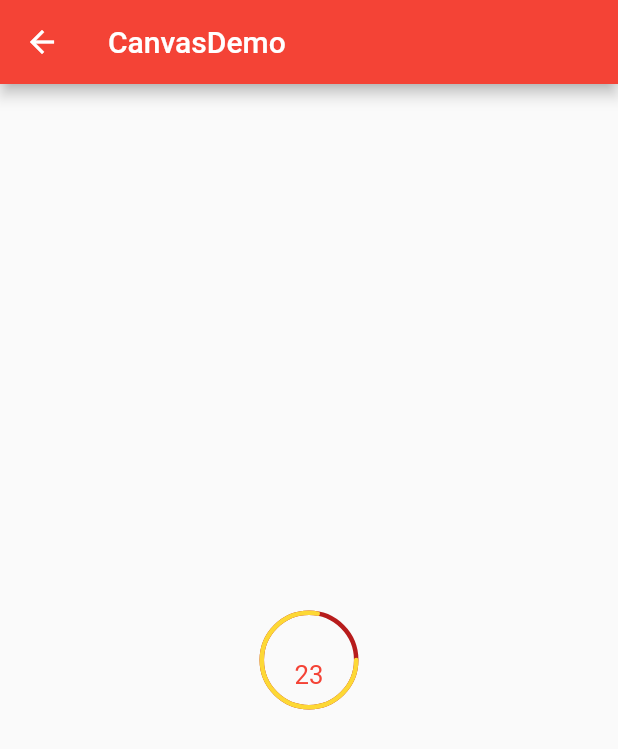
After one commit to DIVINER-onlys/flutterBlog, a Flutter app: the screen it shows after launch, after a tap on "CanvasDemo", on a phone screen of 412 x 824 dp. The commit adds this screen. Shown: the top 749 px of the screen. Run offline on Flutter 3.47's test engine with Material 2 defaults, Android fonts, the phone set to English and light mode, and no system bars; our stand-ins replace camera, flutter_screenutil.

Commit message:
feat: canvas初稿

```diff
--- /dev/null
+++ b/lib/component/canvas/CircleProgressBar.dart
@@ -0,0 +1,163 @@
+import 'package:flutter/material.dart';
+import 'package:flutter_screenutil/flutter_screenutil.dart';
+
+/// ------------------------------
+/// ┌─┐┬ ┬ ┬┌─┐┬ ┬
+/// ├┤ │ └┬┘│ ││ │
+/// └  ┴─┘┴ └─┘└─┘
+/// Author       : fzl flyou
+/// Date         : 2018/10/12 0012
+/// ProjectName  : test1
+/// Description  :
+/// Version      : V1.0
+/// ------------------------------
+
+class CircleProgressBar extends StatefulWidget {
+  final GlobalKey<CircleProgressBarState> comboProgressKey;
+  final Color backgroundColor; // 背景颜色
+  final Color foreColor; // 前景颜色
+  final int duration; // 持续时间
+  final double size; // 画布大小
+  final double strokeWidth; // 画笔大小
+  final double startNumber;
+  final double maxNumber;
+  final TextStyle textStyle;
+
+  CircleProgressBar(
+    this.size, {
+    this.comboProgressKey,
+    this.backgroundColor = Colors.grey,
+    this.foreColor = Colors.blueAccent,
+    this.duration = 3000,
+    this.strokeWidth = 3,
+    this.textStyle,
+    this.startNumber = 0,
+    this.maxNumber = 100,
+  }) : super(key: comboProgressKey);
+
+  @override
+  State<StatefulWidget> createState() {
+    return CircleProgressBarState();
+  }
+}
+
+class CircleProgressBarState extends State<CircleProgressBar>
+    with SingleTickerProviderStateMixin {
+  Animation<double> _doubleAnimation;
+  AnimationController _animationController;
+  CurvedAnimation curve;
+
+  @override
+  void initState() {
+    super.initState();
+    _animationController = AnimationController(
+        vsync: this, duration: Duration(milliseconds: widget.duration));
+
+    curve =
+        CurvedAnimation(parent: _animationController, curve: Curves.linear);
+    _doubleAnimation =
+        Tween(begin: widget.maxNumber.toDouble(), end: 0.0).animate(curve);
+
+    _animationController.addListener(() {
+      setState(() {});
+    });
+    onAnimationStart();
+  }
+
+  @override
+  void reassemble() {
+    super.reassemble();
+    onAnimationStart();
+  }
+
+  onAnimationStart() {
+    _animationController.reset();
+    _animationController.forward(from: widget.startNumber);
+  }
+
+  @override
+  void dispose() {
+    _animationController.dispose();
+    super.dispose();
+  }
+
+  @override
+  Widget build(BuildContext context) {
+    var percent = (_doubleAnimation.value / widget.maxNumber * 100).round();
+//    print('percent --> $percent');
+    return Container(
+        width: widget.size,
+        height: widget.size,
+        child: CustomPaint(
+          painter: CircleProgressBarPainter(
+              widget.backgroundColor,
+              widget.foreColor,
+              widget.startNumber / widget.maxNumber * 360,
+              _doubleAnimation.value / widget.maxNumber * 360,
+              percent * 360,
+              widget.strokeWidth),
+          size: Size(widget.size, widget.size),
+          child: Center(
+              child: Column(
+            mainAxisAlignment: MainAxisAlignment.end,
+            children: <Widget>[
+              Container(
+                padding: EdgeInsets.only(bottom: ScreenUtil().setWidth(20)),
+                child: Text((percent * 30 / 100).round().toString(),
+                    style: widget.textStyle == null
+                        ? TextStyle(
+                            color: Colors.red,
+                            fontSize: ScreenUtil().setSp(30))
+                        : widget.textStyle),
+              ),
+            ],
+          )),
+        ));
+  }
+}
+
+class CircleProgressBarPainter extends CustomPainter {
+  var _paintBckGround;
+  var _paintFore;
+
+  final _strokeWidth;
+  final _backgroundColor;
+  final _foreColor;
+  final _startAngle;
+  final _sweepAngle;
+  final _endAngle;
+
+  CircleProgressBarPainter(this._backgroundColor, this._foreColor,
+      this._startAngle, this._sweepAngle, this._endAngle, this._strokeWidth) {
+    _paintBckGround = Paint()
+      ..color = _backgroundColor
+      ..isAntiAlias = true
+      ..strokeCap = StrokeCap.round
+      ..strokeWidth = _strokeWidth
+      ..style = PaintingStyle.stroke;
+
+    _paintFore = Paint()
+      ..color = _foreColor
+      ..isAntiAlias = true
+      ..strokeWidth = _strokeWidth
+      ..strokeCap = StrokeCap.round
+      ..style = PaintingStyle.stroke;
+  }
+
+  @override
+  void paint(Canvas canvas, Size size) {
+    var radius = size.width > size.height ? size.width / 2 : size.height / 2;
+    Rect rect = Rect.fromCircle(center: Offset(radius, radius), radius: radius);
+
+    print(rect);
+    canvas.drawCircle(Offset(radius, radius), radius, _paintBckGround);
+    canvas.drawArc(rect, _startAngle / 180 * 3.14, _sweepAngle / 180 * 3.14,
+        false, _paintFore);
+  }
+
+  @override
+  bool shouldRepaint(CustomPainter oldDelegate) {
+//    print('shouldRepaint ? ${_sweepAngle != _endAngle}');
+    return _sweepAngle != _endAngle;
+  }
+}
--- a/lib/view/Demo/Demo.dart
+++ b/lib/view/Demo/Demo.dart
@@ -1,3 +1,4 @@
+import 'package:camera/camera.dart';
 import 'package:flutter/material.dart';
 
 import 'package:flutter_blog/router/index.dart' show Router;
@@ -5,6 +6,12 @@ import 'package:flutter_blog/view/Demo/views/PopupDemo/PopupDemo.dart'
     show PopupDemo;
 import 'package:flutter_blog/view/Demo/views/OverLayDemo/OverLayDemo.dart'
     show OverLayDemo;
+import 'package:flutter_blog/view/Demo/views/CanvasDemo/CanvasDemo.dart'
+    show CanvasDemo;
+import 'package:flutter_blog/view/Demo/views/CanvasDemo/testCanvas.dart'
+    show CustomPaintRoute;
+import 'package:flutter_blog/view/Demo/views/CanvasDemo/camera.dart'
+    show CameraApp;
 
 class Demo extends StatelessWidget {
   @override
@@ -33,6 +40,34 @@ class Demo extends StatelessWidget {
                 );
               },
             ),
+            ListTile(
+              title: Text('CanvasDemo'),
+              trailing: Icon(Icons.chevron_right),
+              onTap: () {
+                Router.push(
+                  CanvasDemo(),
+                );
+              },
+            ),
+            ListTile(
+              title: Text('CustomPaintRoute'),
+              trailing: Icon(Icons.chevron_right),
+              onTap: () {
+                Router.push(
+                  CustomPaintRoute(),
+                );
+              },
+            ),
+            // ListTile(
+            //   title: Text('CameraApp'),
+            //   trailing: Icon(Icons.chevron_right),
+            //   onTap: () async {
+            //     var cameras = await availableCameras();
+            //     Router.push(
+            //       CameraApp(cameras: cameras,),
+            //     );
+            //   },
+            // ),
           ],
         ).toList()));
   }
--- /dev/null
+++ b/lib/view/Demo/views/CanvasDemo/CanvasDemo.dart
@@ -0,0 +1,26 @@
+import 'package:flutter/material.dart';
+
+import 'package:flutter_blog/component/canvas/CircleProgressBar.dart';
+import 'package:flutter_screenutil/flutter_screenutil.dart';
+
+class CanvasDemo extends StatelessWidget {
+  GlobalKey<CircleProgressBarState> comboProgressKey = GlobalKey();
+
+  @override
+  Widget build(BuildContext context) {
+    return Scaffold(
+      appBar: AppBar(
+        title: Text('CanvasDemo'),
+      ),
+      body: Center(
+        child: CircleProgressBar(
+          ScreenUtil().setWidth(110),
+          comboProgressKey: comboProgressKey,
+          backgroundColor: Colors.red[900],
+          foreColor: Colors.yellow[600],
+          duration: 5 * 1000,
+        ),
+      ),
+    );
+  }
+}
--- a/pubspec.yaml
+++ b/pubspec.yaml
@@ -25,6 +25,7 @@ dependencies:
   # Use with the CupertinoIcons class for iOS style icons.
   cupertino_icons: ^0.1.2
   provider: 3.0.0+1
+  camera: ^0.5.3+1
 
 dev_dependencies:
   flutter_test:
```
Also changed, not shown: lib/view/Demo/views/CanvasDemo/camera.dart (added, +47 -0 lines), lib/view/Demo/views/CanvasDemo/testCanvas.dart (added, +69 -0 lines), flutter_01.png (added), flutter_02.png (added), flutter_03.png (added), pubspec.lock, 42 other files.
